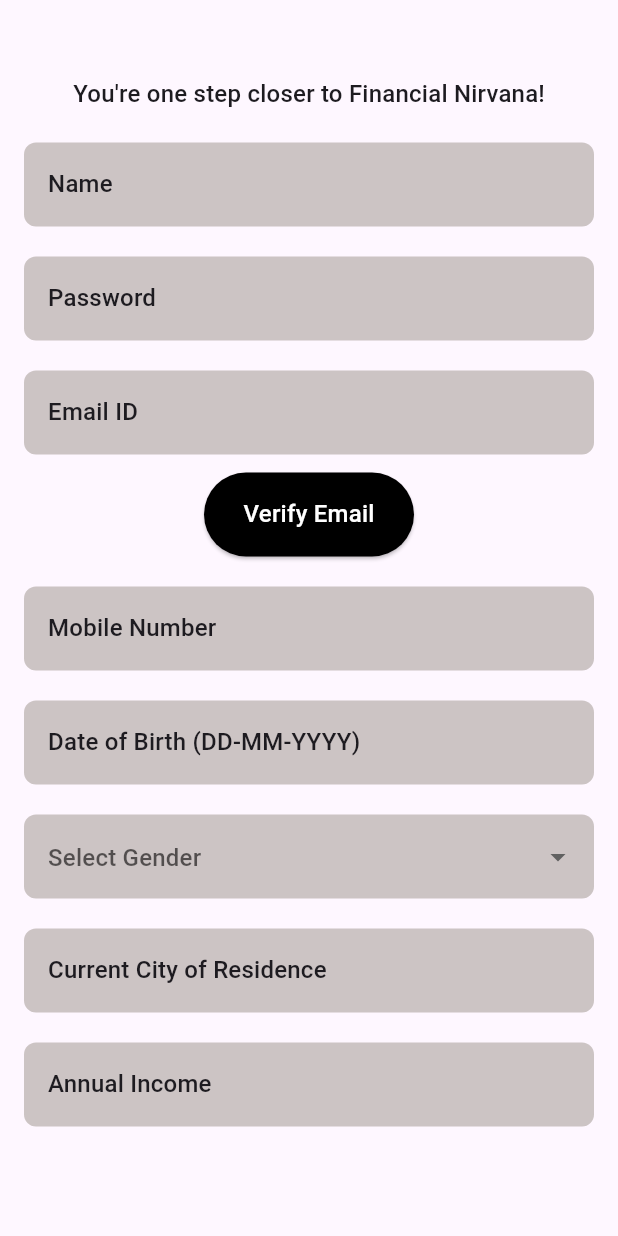
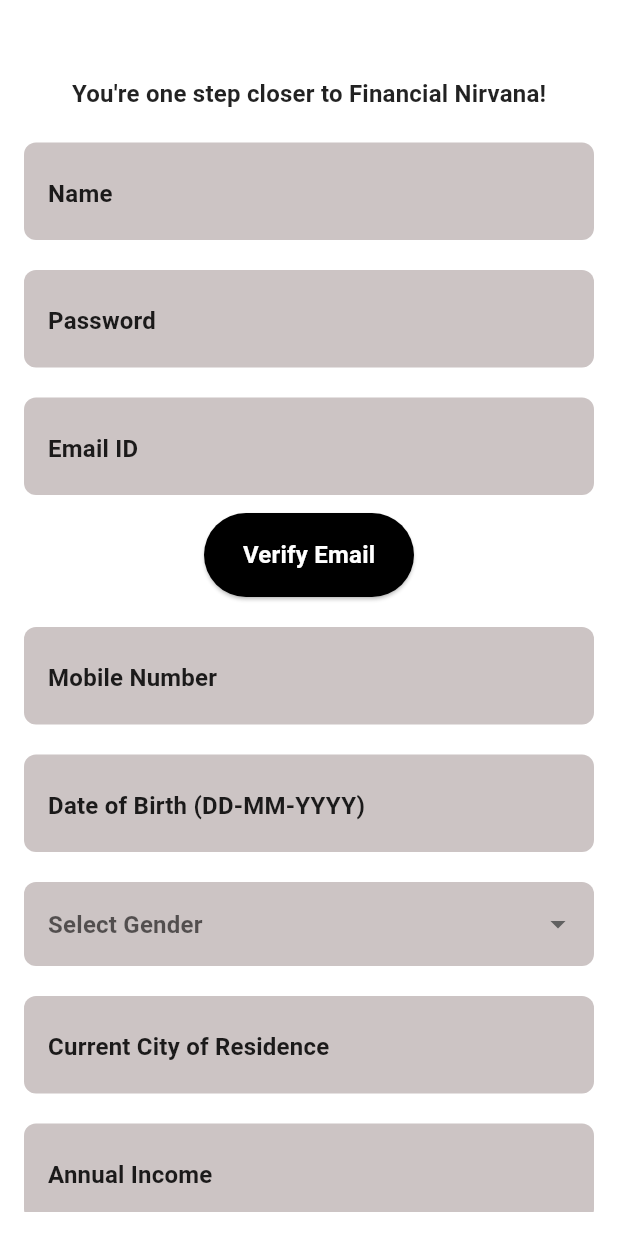
Before and after one commit to Siddiqui145/money_monastery, a Flutter app: the screen it shows after launch, after a tap on "Sign Up", on a phone screen of 412 x 824 dp. Run offline on Flutter 3.47's test engine with Material 3 defaults, Android fonts, the phone set to English and light mode, and no system bars; our stand-ins replace auto_route, cloud_firestore, firebase_auth, firebase_core; accounts and stored records are empty; network calls fail.

Commit message:
defined theme

```diff
--- a/lib/main.dart
+++ b/lib/main.dart
@@ -2,6 +2,7 @@
 import 'package:firebase_core/firebase_core.dart';
 import 'package:flutter/material.dart';
 import 'package:money_monastery/src/features/home/data/network/router/app_router.dart';
+import 'package:money_monastery/src/features/home/theme/app_theme.dart';
 //import 'package:money_monastery/src/features/home/presentation/screens/qnda_screen.dart';
 
 void main() async {
@@ -12,6 +13,8 @@ void main() async {
 
 class MyApp extends StatelessWidget {
   final _appRouter = AppRouter();
+
+  MyApp({super.key});
   //const MyApp({super.key});
 
 
@@ -19,9 +22,8 @@ class MyApp extends StatelessWidget {
   Widget build(BuildContext context) {
     return MaterialApp.router(
       routerConfig: _appRouter.config(),
-      theme: ThemeData(
-        //colorScheme: ColorScheme.fromSeed(seedColor: Colors.deepPurple),
-      ),
+      theme: AppTheme.lightTheme,
+      darkTheme: AppTheme.darkTheme,
       //home:
       // FirebaseAuth.instance.currentUser!= null
       // ? const QndaScreen()
--- /dev/null
+++ b/lib/src/features/home/theme/app_theme.dart
@@ -0,0 +1,45 @@
+import 'package:flutter/material.dart';
+
+class AppTheme {
+  static final lightTheme = ThemeData(
+    primaryColor: Colors.blue,
+    scaffoldBackgroundColor: Colors.white,
+    appBarTheme: const AppBarTheme(
+      backgroundColor: Colors.blue,
+      foregroundColor: Colors.white,
+      elevation: 0,
+  ),
+
+  textTheme: const TextTheme(
+    bodyLarge: TextStyle(fontSize: 22, color: Colors.black),
+      bodyMedium: TextStyle(fontSize: 18, color: Colors.black87),
+      bodySmall: TextStyle(fontSize: 14, color: Colors.black87),
+
+    titleLarge: TextStyle(fontSize: 18, color: Colors.black, fontWeight: FontWeight.bold),
+      titleMedium: TextStyle(fontSize: 16, color: Colors.black87, fontWeight: FontWeight.bold),
+      titleSmall: TextStyle(fontSize: 14, color: Colors.black87, fontWeight: FontWeight.bold),
+  ),
+  );
+
+  static final darkTheme = ThemeData(
+    primaryColor: Colors.black,
+    scaffoldBackgroundColor: Colors.black87,
+    appBarTheme: const AppBarTheme(
+      backgroundColor: Colors.black,
+      foregroundColor: Colors.white,
+      elevation: 0,
+    ),
+    textTheme: const TextTheme(
+      bodyLarge: TextStyle(fontSize: 18, color: Colors.white),
+      bodyMedium: TextStyle(fontSize: 16, color: Colors.white70),
+    ),
+    elevatedButtonTheme: ElevatedButtonThemeData(
+      style: ElevatedButton.styleFrom(
+        backgroundColor: Colors.white,
+        foregroundColor: Colors.black,
+        textStyle: const TextStyle(fontSize: 18, fontWeight: FontWeight.bold),
+      ),
+    ),
+  );
+
+}
```
